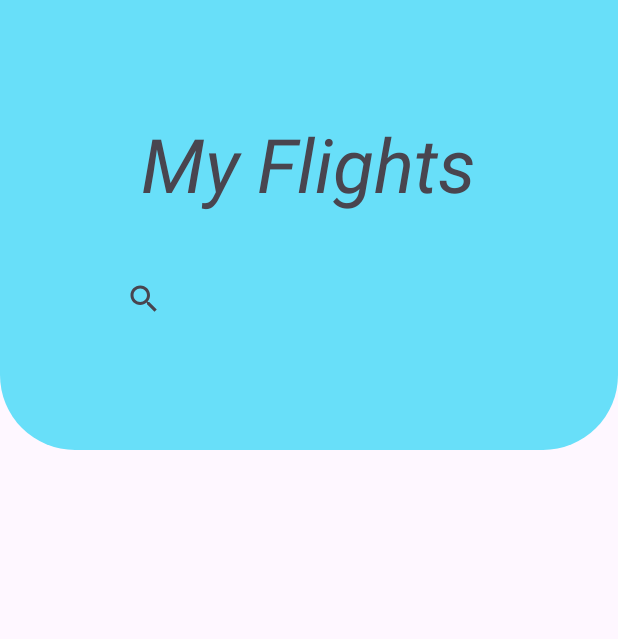
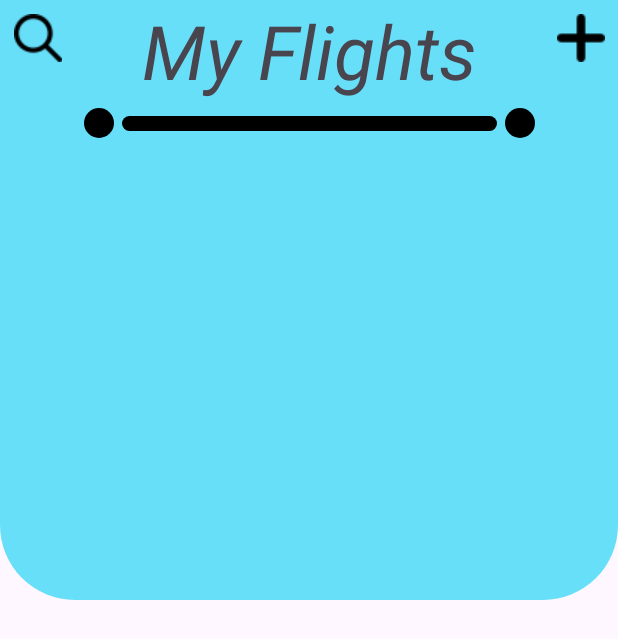
Before and after one commit to JustinPeasley/Flight_App, an Android app: the screen it shows after launch (MainActivity), on a phone screen of 412 x 824 dp. Shown: the top 639 px of the screen. Run offline under Robolectric (Android 15) with nearby library versions, the phone set to English and light mode, and no system bars; our stand-ins replace navigation-ui.

Commit message:
updating ui

```diff
--- /dev/null
+++ b/app/src/main/res/drawable/circle.xml
@@ -0,0 +1,13 @@
+<?xml version="1.0" encoding="utf-8"?>
+<selector xmlns:android="http://schemas.android.com/apk/res/android">
+    <item
+        android:left="0dp"
+        android:top="4dp">
+        <shape android:shape="oval">
+            <size
+                android:width="12dp"
+                android:height="12dp" />
+            <solid android:color="#000000" />
+        </shape>
+    </item>
+</selector>
--- /dev/null
+++ b/app/src/main/res/drawable/travel_line.xml
@@ -0,0 +1,20 @@
+<?xml version="1.0" encoding="utf-8"?>
+<layer-list xmlns:android="http://schemas.android.com/apk/res/android">
+
+    <!-- line -->
+    <item>
+        <shape android:shape="rectangle">
+            <size android:height="1dp"
+                android:width="10dp"
+                />
+            <solid android:color="#FF000000" />
+            <corners
+            android:topLeftRadius="5dp"
+            android:topRightRadius="5dp"
+            android:bottomLeftRadius="5dp"
+            android:bottomRightRadius="5dp"
+                />
+
+        </shape>
+    </item>
+</layer-list>
--- a/app/src/main/res/layout/activity_main.xml
+++ b/app/src/main/res/layout/activity_main.xml
@@ -8,36 +8,74 @@
     tools:context=".MainActivity">
 
     <FrameLayout
+        android:id="@+id/frameLayout"
         android:layout_width="match_parent"
-        android:layout_height="300dp"
+        android:layout_height="400dp"
         android:background="@drawable/top_card_background">
 
+        <androidx.constraintlayout.widget.ConstraintLayout
+            android:layout_width="match_parent"
+            android:layout_height="match_parent">
+
+            <View
+                android:id="@+id/view"
+                android:layout_width="250dp"
+                android:layout_height="10dp"
+                android:layout_marginTop="10dp"
+                android:background="@drawable/travel_line"
+                app:layout_constraintEnd_toEndOf="parent"
+                app:layout_constraintStart_toStartOf="parent"
+                app:layout_constraintTop_toBottomOf="@id/header_text" />
+
+            <View
+                android:layout_width="20dp"
+                android:layout_height="20dp"
+                android:layout_marginTop="-5dp"
+                android:layout_marginRight="5dp"
+                android:background="@drawable/circle"
+                app:layout_constraintEnd_toStartOf="@+id/view"
+                app:layout_constraintTop_toTopOf="@+id/view" />
+
+            <View
+                android:layout_width="20dp"
+                android:layout_height="20dp"
+                android:layout_marginTop="-5dp"
+                android:layout_marginLeft="5dp"
+                android:background="@drawable/circle"
+                app:layout_constraintStart_toEndOf="@+id/view"
+                app:layout_constraintTop_toTopOf="@+id/view" />
 
             <TextView
                 android:id="@+id/header_text"
                 android:layout_width="wrap_content"
                 android:layout_height="wrap_content"
                 android:layout_gravity="center_horizontal"
-                android:layout_marginTop="75dp"
-                android:textSize="50dp"
+                android:text="@string/home_header"
+                android:textSize="50sp"
                 android:textStyle="italic"
-                android:text="@string/home_header"/>
+                app:layout_constraintLeft_toLeftOf="parent"
+                app:layout_constraintRight_toRightOf="parent"
+                app:layout_constraintTop_toTopOf="parent" />
 
-            <androidx.appcompat.widget.SearchView
-                android:id="@+id/search_view"
-                android:layout_width="300dp"
-                android:layout_height="wrap_content"
-                android:layout_gravity="center_horizontal"
-                android:layout_marginTop="175dp"
-                app:layout_constraintTop_toBottomOf="@+id/header_text"
-                android:queryHint="Search here"
-                android:iconifiedByDefault="false"
-                android:queryBackground="@android:color/white"
-                android:inputType="text"
-                android:layout_alignParentTop="true"
-                android:paddingLeft="16dp"
-                android:paddingRight="16dp" />
+            <ImageButton
+                android:id="@+id/search"
+                android:src="@drawable/search"
+                android:background="?attr/selectableItemBackgroundBorderless"
+                android:layout_width="50dp"
+                android:layout_height="50dp"
+                app:layout_constraintLeft_toLeftOf="parent"
+                tools:ignore="MissingConstraints"/>
 
+            <ImageButton
+                android:id="@+id/add_flight"
+                android:src="@drawable/plus"
+                android:background="?attr/selectableItemBackgroundBorderless"
+                android:layout_width="50dp"
+                android:layout_height="50dp"
+                app:layout_constraintRight_toRightOf="parent"
+                tools:ignore="MissingConstraints"/>
+
+        </androidx.constraintlayout.widget.ConstraintLayout>
     </FrameLayout>
 
 </androidx.coordinatorlayout.widget.CoordinatorLayout>
--- a/app/src/main/res/navigation/nav_graph.xml
+++ /dev/null
@@ -1,28 +0,0 @@
-<?xml version="1.0" encoding="utf-8"?>
-<navigation xmlns:android="http://schemas.android.com/apk/res/android"
-    xmlns:app="http://schemas.android.com/apk/res-auto"
-    xmlns:tools="http://schemas.android.com/tools"
-    android:id="@+id/nav_graph"
-    app:startDestination="@id/FirstFragment">
-
-    <fragment
-        android:id="@+id/FirstFragment"
-        android:name="edu.commonwealthu.flight_app.FirstFragment"
-        android:label="@string/first_fragment_label"
-        tools:layout="@layout/fragment_first">
-
-        <action
-            android:id="@+id/action_FirstFragment_to_SecondFragment"
-            app:destination="@id/SecondFragment" />
-    </fragment>
-    <fragment
-        android:id="@+id/SecondFragment"
-        android:name="edu.commonwealthu.flight_app.SecondFragment"
-        android:label="@string/second_fragment_label"
-        tools:layout="@layout/fragment_second">
-
-        <action
-            android:id="@+id/action_SecondFragment_to_FirstFragment"
-            app:destination="@id/FirstFragment" />
-    </fragment>
-</navigation>
```
Also changed, not shown: app/src/main/res/drawable/plus.png (added), app/src/main/res/drawable/search.png (added).
